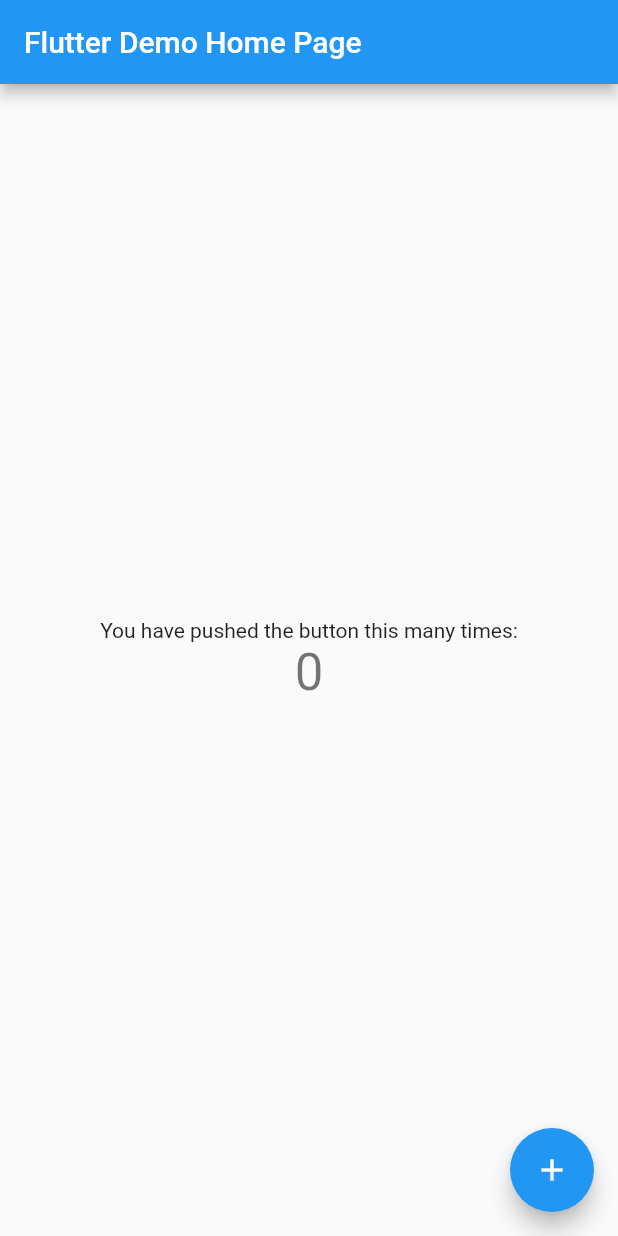
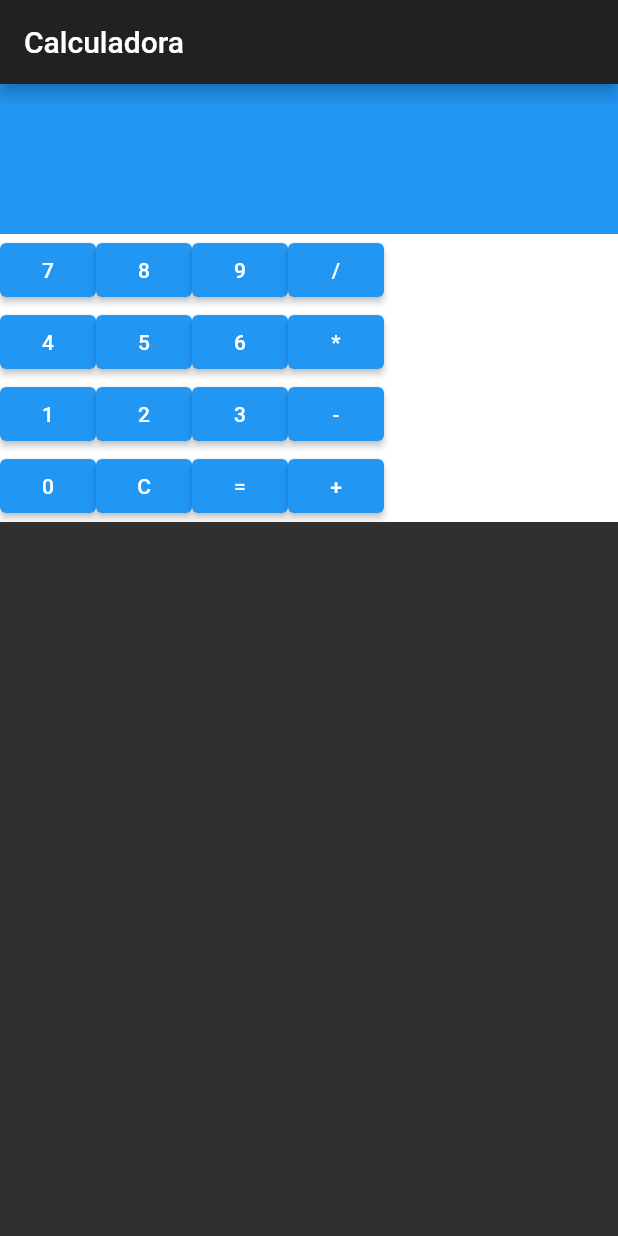
Before and after one commit to cgaray22/taller2-semana2, a Flutter app: the screen it shows after launch, on a phone screen of 412 x 824 dp. Run offline on Flutter 3.47's test engine with Material 2 defaults, Android fonts, the light colour scheme and no system bars.

Commit message:
inicial calculadora

```diff
--- a/lib/main.dart
+++ b/lib/main.dart
@@ -1,113 +1,18 @@
 import 'package:flutter/material.dart';
+
+import 'page/home-page.dart';
 
 void main() {
   runApp(MyApp());
 }
 
 class MyApp extends StatelessWidget {
-  // This widget is the root of your application.
   @override
   Widget build(BuildContext context) {
     return MaterialApp(
-      title: 'Flutter Demo',
-      theme: ThemeData(
-        // This is the theme of your application.
-        //
-        // Try running your application with "flutter run". You'll see the
-        // application has a blue toolbar. Then, without quitting the app, try
-        // changing the primarySwatch below to Colors.green and then invoke
-        // "hot reload" (press "r" in the console where you ran "flutter run",
-        // or simply save your changes to "hot reload" in a Flutter IDE).
-        // Notice that the counter didn't reset back to zero; the application
-        // is not restarted.
-        primarySwatch: Colors.blue,
-      ),
-      home: MyHomePage(title: 'Flutter Demo Home Page'),
+      title: 'Aplicacion de taller 1',
+      theme: ThemeData.dark(),
+      home: HomePage(),
     );
   }
 }
-
-class MyHomePage extends StatefulWidget {
-  MyHomePage({Key key, this.title}) : super(key: key);
-
-  // This widget is the home page of your application. It is stateful, meaning
-  // that it has a State object (defined below) that contains fields that affect
-  // how it looks.
-
-  // This class is the configuration for the state. It holds the values (in this
-  // case the title) provided by the parent (in this case the App widget) and
-  // used by the build method of the State. Fields in a Widget subclass are
-  // always marked "final".
-
-  final String title;
-
-  @override
-  _MyHomePageState createState() => _MyHomePageState();
-}
-
-class _MyHomePageState extends State<MyHomePage> {
-  int _counter = 0;
-
-  void _incrementCounter() {
-    setState(() {
-      // This call to setState tells the Flutter framework that something has
-      // changed in this State, which causes it to rerun the build method below
-      // so that the display can reflect the updated values. If we changed
-      // _counter without calling setState(), then the build method would not be
-      // called again, and so nothing would appear to happen.
-      _counter++;
-    });
-  }
-
-  @override
-  Widget build(BuildContext context) {
-    // This method is rerun every time setState is called, for instance as done
-    // by the _incrementCounter method above.
-    //
-    // The Flutter framework has been optimized to make rerunning build methods
-    // fast, so that you can just rebuild anything that needs updating rather
-    // than having to individually change instances of widgets.
-    return Scaffold(
-      appBar: AppBar(
-        // Here we take the value from the MyHomePage object that was created by
-        // the App.build method, and use it to set our appbar title.
-        title: Text(widget.title),
-      ),
-      body: Center(
-        // Center is a layout widget. It takes a single child and positions it
-        // in the middle of the parent.
-        child: Column(
-          // Column is also a layout widget. It takes a list of children and
-          // arranges them vertically. By default, it sizes itself to fit its
-          // children horizontally, and tries to be as tall as its parent.
-          //
-          // Invoke "debug painting" (press "p" in the console, choose the
-          // "Toggle Debug Paint" action from the Flutter Inspector in Android
-          // Studio, or the "Toggle Debug Paint" command in Visual Studio Code)
-          // to see the wireframe for each widget.
-          //
-          // Column has various properties to control how it sizes itself and
-          // how it positions its children. Here we use mainAxisAlignment to
-          // center the children vertically; the main axis here is the vertical
-          // axis because Columns are vertical (the cross axis would be
-          // horizontal).
-          mainAxisAlignment: MainAxisAlignment.center,
-          children: <Widget>[
-            Text(
-              'You have pushed the button this many times:',
-            ),
-            Text(
-              '$_counter',
-              style: Theme.of(context).textTheme.headline4,
-            ),
-          ],
-        ),
-      ),
-      floatingActionButton: FloatingActionButton(
-        onPressed: _incrementCounter,
-        tooltip: 'Increment',
-        child: Icon(Icons.add),
-      ), // This trailing comma makes auto-formatting nicer for build methods.
-    );
-  }
-}
--- /dev/null
+++ b/lib/page/home-page.dart
@@ -0,0 +1,69 @@
+import 'package:flutter/material.dart';
+
+class HomePage extends StatefulWidget {
+  @override
+  _HomePageState createState() => _HomePageState();
+}
+
+class _HomePageState extends State<HomePage> {
+  @override
+  Widget build(BuildContext context) {
+    return Scaffold(
+      appBar: AppBar(
+        title: Text('Calculadora'),
+      ),
+      body: _body(),
+    );
+  }
+
+  Widget _body() {
+    return Column(
+      children: [
+        Container(
+          color: Colors.red,
+        ),
+        Container(
+          color: Colors.blue,
+          height: 100,
+        ),
+        Container(
+          color: Colors.white,
+          child: Column(children: [
+            Row(
+              children: [
+                ElevatedButton(onPressed: () {}, child: Text('7')),
+                ElevatedButton(onPressed: () {}, child: Text('8')),
+                ElevatedButton(onPressed: () {}, child: Text('9')),
+                ElevatedButton(onPressed: () {}, child: Text('/')),
+              ],
+            ),
+            Row(
+              children: [
+                ElevatedButton(onPressed: () {}, child: Text('4')),
+                ElevatedButton(onPressed: () {}, child: Text('5')),
+                ElevatedButton(onPressed: () {}, child: Text('6')),
+                ElevatedButton(onPressed: () {}, child: Text('*')),
+              ],
+            ),
+            Row(
+              children: [
+                ElevatedButton(onPressed: () {}, child: Text('1')),
+                ElevatedButton(onPressed: () {}, child: Text('2')),
+                ElevatedButton(onPressed: () {}, child: Text('3')),
+                ElevatedButton(onPressed: () {}, child: Text('-')),
+              ],
+            ),
+            Row(
+              children: [
+                ElevatedButton(onPressed: () {}, child: Text('0')),
+                ElevatedButton(onPressed: () {}, child: Text('C')),
+                ElevatedButton(onPressed: () {}, child: Text('=')),
+                ElevatedButton(onPressed: () {}, child: Text('+')),
+              ],
+            )
+          ]),
+        ),
+      ],
+    );
+  }
+}
```
